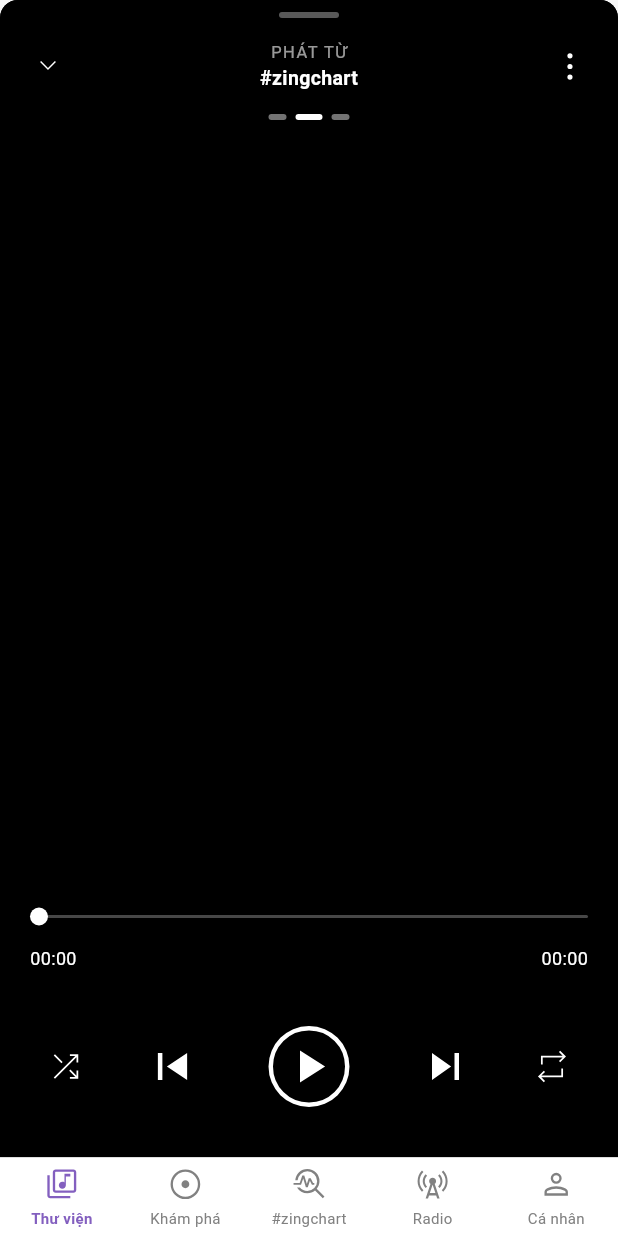
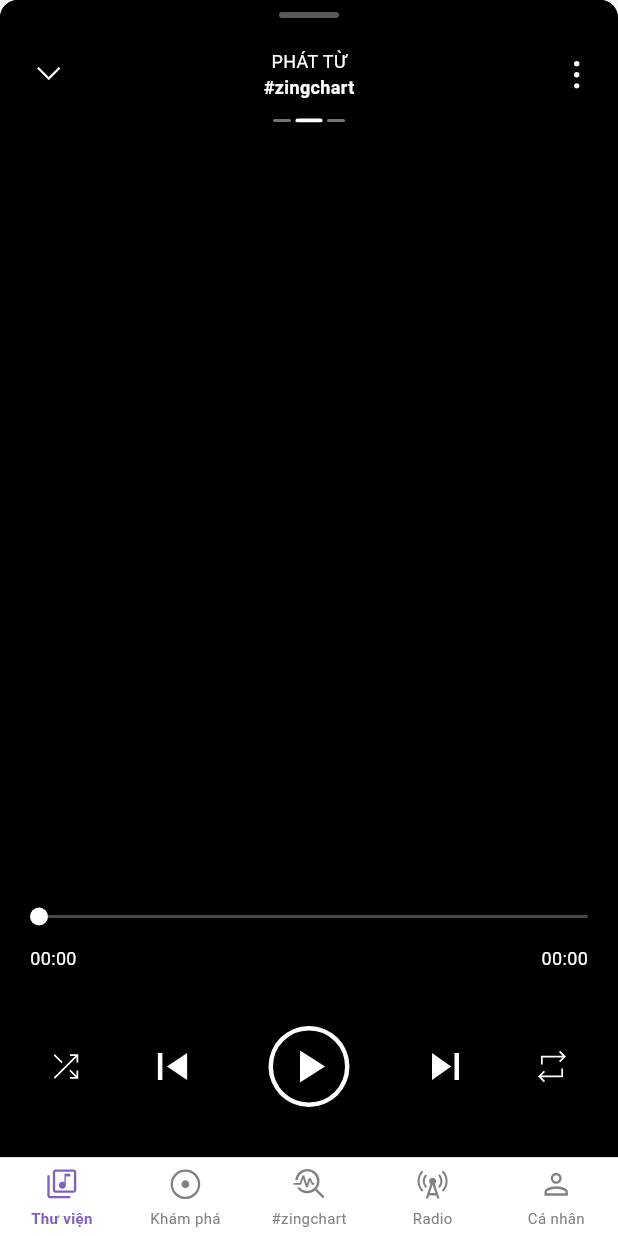
Before and after one commit to LinhAndroidDev/Music-App-Flutter, a Flutter app: the MusicPlayerSheet widget shown alone on an empty page, opened directly, on a phone screen of 412 x 824 dp. Run offline on Flutter 3.47's test engine with Material 3 defaults, Android fonts, the phone set to English and light mode, and no system bars; our stand-ins replace audio_service, cached_network_image, cloud_firestore, firebase_auth, firebase_core, flutter_svg and 6 more; missing offline and left inert: audio_session; accounts and stored records are empty; generated files the repository leaves out were written again; statements that could not run were skipped.

Commit message:
update ui play music

```diff
--- a/lib/modules/player/music_player_sheet.dart
+++ b/lib/modules/player/music_player_sheet.dart
@@ -116,36 +116,50 @@ class _MusicPlayerSheetState extends State<MusicPlayerSheet> {
                             ),
                           ),
                           Padding(
-                            padding: const EdgeInsets.symmetric(horizontal: 8, vertical: 8),
+                            padding: const EdgeInsets.fromLTRB(15, 20, 15, 0),
                             child: Row(
+                              crossAxisAlignment: CrossAxisAlignment.center,
                               children: [
-                                IconButton(
+                                SizedBox(
+                                  width: 35,
+                                  height: 35,
+                                  child: IconButton(
+                                    padding: EdgeInsets.zero,
                                     onPressed: _closePlayer,
-                                  icon: const AppIcon(AppAssets.icBack, color: AppColors.white),
+                                    icon: const AppIcon(
+                                      AppAssets.icBack,
+                                      size: 35,
+                                      color: AppColors.white,
+                                    ),
+                                  ),
                                 ),
                                 Expanded(
                                   child: Column(
                                     children: [
                                       Text(
                                         l10n.player_play_from,
-                                        style: TextStyle(
-                                          color: AppColors.white.withOpacity(0.6),
-                                          fontSize: 11,
-                                          letterSpacing: 1,
+                                        style: const TextStyle(
+                                          color: AppColors.white,
+                                          fontSize: 12,
                                         ),
                                       ),
                                       Text(
                                         l10n.nav_zingchart,
                                         style: const TextStyle(
-                                          color: AppColors.white,
-                                          fontSize: 13,
-                                          fontWeight: FontWeight.w600,
+                                          color: AppColors.textWhite,
+                                          fontSize: 12,
+                                          fontWeight: FontWeight.bold,
                                         ),
                                       ),
                                     ],
                                   ),
                                 ),
-                                IconButton(
+                                SizedBox(
+                                  width: 35,
+                                  height: 35,
+                                  child: IconButton(
+                                    padding: EdgeInsets.zero,
+                                    alignment: Alignment.centerRight,
                                     onPressed: () {
                                       final song = Get.find<PlaybackController>()
                                           .playbackState
@@ -158,11 +172,17 @@ class _MusicPlayerSheetState extends State<MusicPlayerSheet> {
                                         config: SongOptionsConfig.player,
                                       );
                                     },
-                                  icon: const AppIcon(AppAssets.icMenu, color: AppColors.white),
+                                    icon: const AppIcon(
+                                      AppAssets.icMenu,
+                                      size: 25,
+                                      color: AppColors.white,
+                                    ),
+                                  ),
                                 ),
                               ],
                             ),
                           ),
+                          const SizedBox(height: 12),
                         ],
                       ),
                     ),
@@ -177,7 +197,6 @@ class _MusicPlayerSheetState extends State<MusicPlayerSheet> {
                         );
                       },
                     ),
-                    const SizedBox(height: 8),
                     Expanded(
                       child: PageView(
                         controller: _pageController,
--- a/lib/modules/player/widgets/player_pager_indicator.dart
+++ b/lib/modules/player/widgets/player_pager_indicator.dart
@@ -20,16 +20,17 @@ class PlayerPagerIndicator extends StatelessWidget {
       mainAxisAlignment: MainAxisAlignment.center,
       children: List.generate(pageCount, (i) {
         final active = i == currentPage;
+        // ServiceMusic FragmentMusic: 12×2dp / 18×2.5dp, alpha 0.45 / 1, 3dp gap.
         return GestureDetector(
           onTap: onTap == null ? null : () => onTap!(i),
           child: AnimatedContainer(
             duration: const Duration(milliseconds: 200),
-            margin: const EdgeInsets.symmetric(horizontal: 3),
+            margin: EdgeInsets.only(left: i == 0 ? 0 : 3),
             width: active ? 18 : 12,
-            height: 4,
+            height: active ? 2.5 : 2,
             decoration: BoxDecoration(
               color: AppColors.white.withOpacity(active ? 1 : 0.45),
-              borderRadius: BorderRadius.circular(2),
+              borderRadius: BorderRadius.circular(active ? 2 : 1),
             ),
           ),
         );
```
Also changed, not shown: lib/modules/player/widgets/player_singer_page.dart (+101 -49 lines). Lines whose indentation alone changed are shown as unchanged.
